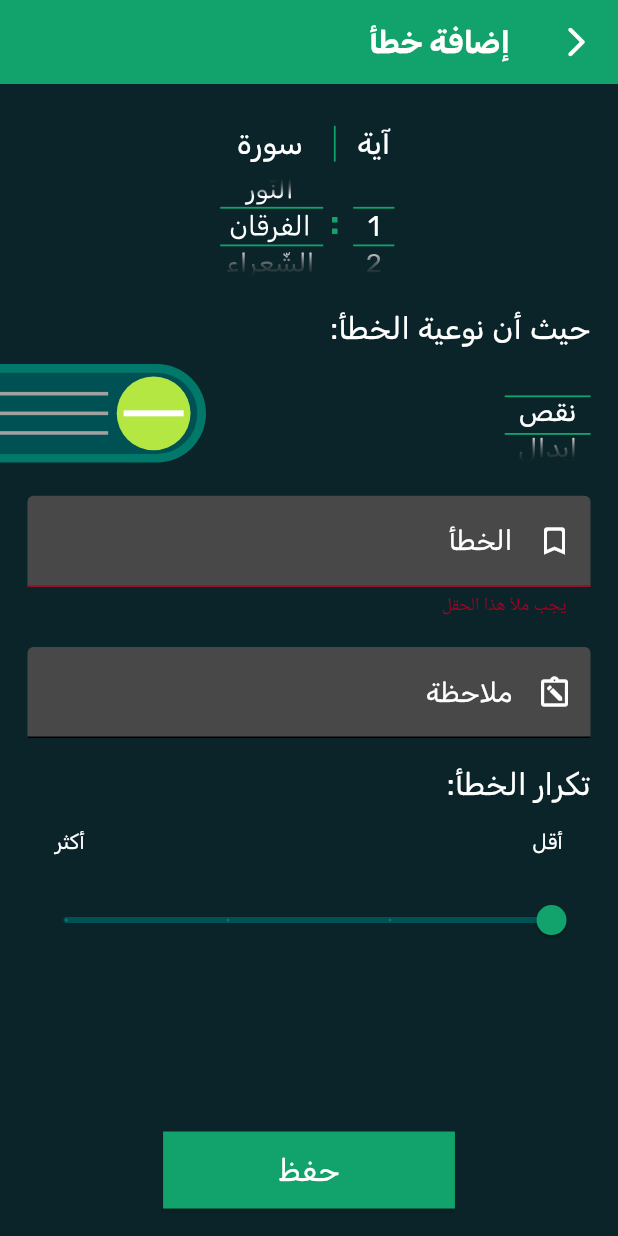
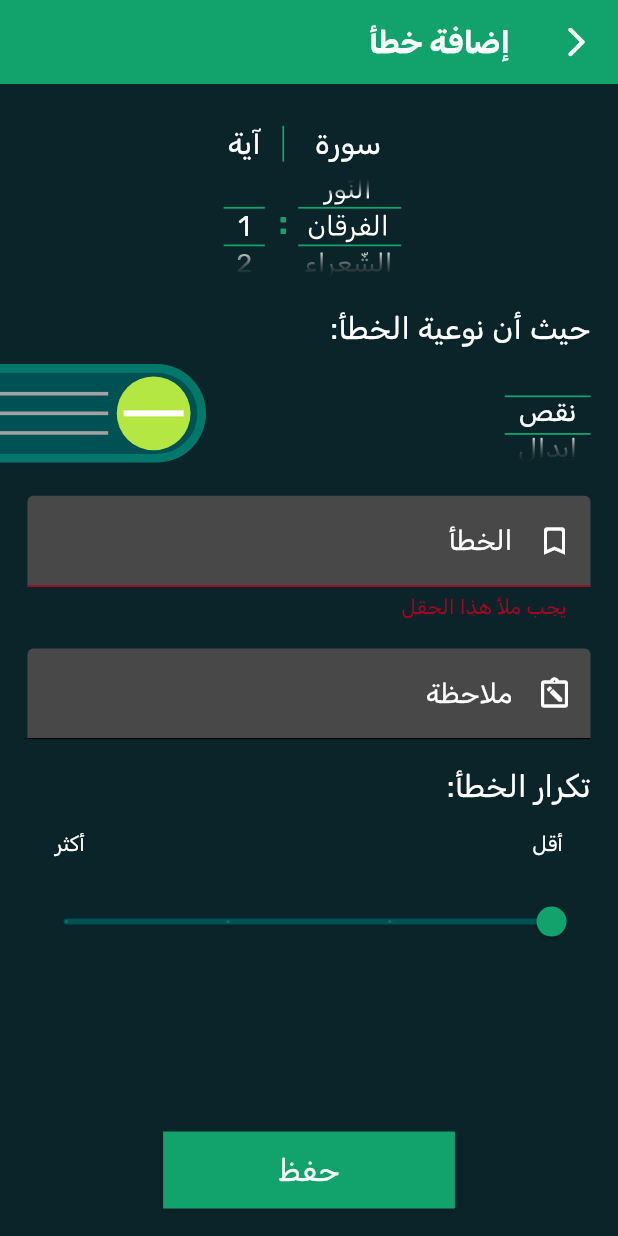
Before and after one commit to Kawarem/tadaruk.kawarem, a Flutter app: the AddMistakeScreen screen opened directly, scrolled down 576 dp, after a tap on "حفظ", on a phone screen of 412 x 824 dp. Run offline on Flutter 3.47's test engine with Material 3 defaults, Android fonts, the phone set to English and light mode, and no system bars; our stand-ins replace bloc, equatable, flutter_bloc, flutter_screenutil, flutter_svg, get and 4 more; missing offline and left inert: marqueer; accounts and stored records are empty; statements that could not run were skipped.

Commit message:
Fix several bugs

```diff
--- a/lib/constants/components.dart
+++ b/lib/constants/components.dart
@@ -80,7 +80,7 @@ Widget expansionTiles(context, List<Map<String, dynamic>> model) =>
                       return mistakeCard(
                         context,
                         id: model[index ~/ 2]['mistake_id'],
-                        word: model[index ~/ 2]['mistake'],
+                        mistake: model[index ~/ 2]['mistake'],
                         mistakeKind: mistakeKind,
                         verse: model[index ~/ 2]['verse_number'],
                         containerColor: containerColor,
@@ -105,7 +105,7 @@ Widget expansionTiles(context, List<Map<String, dynamic>> model) =>
 Widget mistakeCard(
   context, {
   required int id,
-  required String word,
+  required String mistake,
   required String mistakeKind,
   required int verse,
   required Color containerColor,
@@ -118,11 +118,10 @@ Widget mistakeCard(
         child: Row(
           mainAxisAlignment: MainAxisAlignment.spaceBetween,
           children: [
-            if (word.length > 10)
+            if (mistake.length > 10)
               SizedBox(
                 width: 300.w,
                 height: 30.h,
-                child: Expanded(
                 child: Marqueer(
                   separatorBuilder: (context, index) => SizedBox(
                     width: 64.w,
@@ -130,7 +129,7 @@ Widget mistakeCard(
                   child: Row(
                     children: [
                       Text(
-                          word,
+                        mistake,
                         style: Theme.of(context).textTheme.bodyLarge,
                         overflow: TextOverflow.ellipsis,
                         maxLines: 1,
@@ -156,13 +155,15 @@ Widget mistakeCard(
                     ],
                   ),
                 ),
-                ),
               )
             else
               Row(
                 children: [
+                  if (mistake.isNotEmpty)
+                    Row(
+                      children: [
                         Text(
-                    word,
+                          mistake,
                           style: Theme.of(context).textTheme.bodyLarge,
                           overflow: TextOverflow.ellipsis,
                           maxLines: 1,
@@ -176,6 +177,8 @@ Widget mistakeCard(
                         ),
                         SizedBox(
                           width: 8.w,
+                        ),
+                      ],
                     ),
                   Text(
                     mistakeKind,
--- a/lib/modules/add_mistake_screen/add_mistake_screen.dart
+++ b/lib/modules/add_mistake_screen/add_mistake_screen.dart
@@ -21,6 +21,16 @@ class _AddMistakeScreenState extends State<AddMistakeScreen> {
   final _listWheelScrollVerseController = FixedExtentScrollController();
   final _listWheelScrollSurahController = FixedExtentScrollController();
   final _listWheelScrollMistakeKindController = FixedExtentScrollController();
+
+  void _insertData(context, AppBloc appBloc) {
+    BlocProvider.of<SqlCubit>(context).insertToDatabase(
+        surahId: _listWheelScrollSurahController.selectedItem + 1,
+        verseNumber: _listWheelScrollVerseController.selectedItem + 1,
+        mistakeKind: _listWheelScrollMistakeKindController.selectedItem + 1,
+        mistake: _mistakeController.text,
+        note: _noteController.text,
+        mistakeRepetition: appBloc.mistakeRepetition);
+  }
 
   @override
   void initState() {
@@ -81,117 +91,6 @@ class _AddMistakeScreenState extends State<AddMistakeScreen> {
                       crossAxisAlignment: CrossAxisAlignment.start,
                       mainAxisAlignment: MainAxisAlignment.center,
                       children: [
-                        Column(
-                          children: [
-                            Text(
-                              'آية',
-                              style: Theme.of(context).textTheme.displayLarge,
-                            ),
-                            SizedBox(
-                              height: 8.h,
-                            ),
-                            Stack(children: [
-                              SizedBox(
-                                width: 40.w,
-                                height: 60.h,
-                                child: ShaderMask(
-                                  shaderCallback: (bounds) {
-                                    return LinearGradient(
-                                      begin: Alignment.topCenter,
-                                      end: Alignment.bottomCenter,
-                                      colors: [
-                                        Colors.transparent,
-                                        Theme.of(context)
-                                            .textTheme
-                                            .displayMedium!
-                                            .color!,
-                                        Theme.of(context)
-                                            .textTheme
-                                            .displayMedium!
-                                            .color!,
-                                        Colors.transparent,
-                                      ],
-                                      stops: const [0.0, 0.2, 0.7, 1],
-                                    ).createShader(bounds);
-                                  },
-                                  child: ListWheelScrollView.useDelegate(
-                                      controller:
-                                          _listWheelScrollVerseController,
-                                      onSelectedItemChanged: (index) {},
-                                      itemExtent: 20.h,
-                                      perspective: 0.0001,
-                                      physics: const FixedExtentScrollPhysics(),
-                                      childDelegate:
-                                          ListWheelChildBuilderDelegate(
-                                              childCount: quranSurahVerses[
-                                                  appBloc.surahNumber],
-                                              builder: (BuildContext context,
-                                                  int index) {
-                                                return Text(
-                                                  '${index + 1}',
-                                                  style: Theme.of(context)
-                                                      .textTheme
-                                                      .displayMedium,
-                                                );
-                                              })),
-                                ),
-                              ),
-                              Column(
-                                children: [
-                                  SizedBox(
-                                    height: 18.h,
-                                  ),
-                                  Row(
-                                    children: [
-                                      SizedBox(
-                                        width: 8.w,
-                                      ),
-                                      Container(
-                                        height: 1.h,
-                                        width: 24.w,
-                                        color: Theme.of(context).primaryColor,
-                                      ),
-                                    ],
-                                  ),
-                                  SizedBox(
-                                    height: 20.h,
-                                  ),
-                                  Row(
-                                    children: [
-                                      SizedBox(
-                                        width: 8.w,
-                                      ),
-                                      Container(
-                                        height: 1.h,
-                                        width: 24.w,
-                                        color: Theme.of(context).primaryColor,
-                                      ),
-                                    ],
-                                  ),
-                                ],
-                              )
-                            ])
-                          ],
-                        ),
-                        Column(
-                          children: [
-                            Container(
-                              height: 20.h,
-                              width: 1.w,
-                              color: Theme.of(context).primaryColor,
-                            ),
-                            SizedBox(
-                              height: 22.h,
-                            ),
-                            Text(
-                              ":",
-                              style: TextStyle(
-                                  color: Theme.of(context).primaryColor,
-                                  fontSize: 18.sp,
-                                  fontWeight: FontWeight.bold),
-                            )
-                          ],
-                        ),
                         Column(
                           children: [
                             Text(
@@ -290,6 +189,117 @@ class _AddMistakeScreenState extends State<AddMistakeScreen> {
                                       Container(
                                         height: 1.h,
                                         width: 60.w,
+                                        color: Theme.of(context).primaryColor,
+                                      ),
+                                    ],
+                                  ),
+                                ],
+                              )
+                            ])
+                          ],
+                        ),
+                        Column(
+                          children: [
+                            Container(
+                              height: 20.h,
+                              width: 1.w,
+                              color: Theme.of(context).primaryColor,
+                            ),
+                            SizedBox(
+                              height: 22.h,
+                            ),
+                            Text(
+                              ":",
+                              style: TextStyle(
+                                  color: Theme.of(context).primaryColor,
+                                  fontSize: 18.sp,
+                                  fontWeight: FontWeight.bold),
+                            )
+                          ],
+                        ),
+                        Column(
+                          children: [
+                            Text(
+                              'آية',
+                              style: Theme.of(context).textTheme.displayLarge,
+                            ),
+                            SizedBox(
+                              height: 8.h,
+                            ),
+                            Stack(children: [
+                              SizedBox(
+                                width: 40.w,
+                                height: 60.h,
+                                child: ShaderMask(
+                                  shaderCallback: (bounds) {
+                                    return LinearGradient(
+                                      begin: Alignment.topCenter,
+                                      end: Alignment.bottomCenter,
+                                      colors: [
+                                        Colors.transparent,
+                                        Theme.of(context)
+                                            .textTheme
+                                            .displayMedium!
+                                            .color!,
+                                        Theme.of(context)
+                                            .textTheme
+                                            .displayMedium!
+                                            .color!,
+                                        Colors.transparent,
+                                      ],
+                                      stops: const [0.0, 0.2, 0.7, 1],
+                                    ).createShader(bounds);
+                                  },
+                                  child: ListWheelScrollView.useDelegate(
+                                      controller:
+                                          _listWheelScrollVerseController,
+                                      onSelectedItemChanged: (index) {},
+                                      itemExtent: 20.h,
+                                      perspective: 0.0001,
+                                      physics: const FixedExtentScrollPhysics(),
+                                      childDelegate:
+                                          ListWheelChildBuilderDelegate(
+                                              childCount: quranSurahVerses[
+                                                  appBloc.surahNumber],
+                                              builder: (BuildContext context,
+                                                  int index) {
+                                                return Text(
+                                                  '${index + 1}',
+                                                  style: Theme.of(context)
+                                                      .textTheme
+                                                      .displayMedium,
+                                                );
+                                              })),
+                                ),
+                              ),
+                              Column(
+                                children: [
+                                  SizedBox(
+                                    height: 18.h,
+                                  ),
+                                  Row(
+                                    children: [
+                                      SizedBox(
+                                        width: 8.w,
+                                      ),
+                                      Container(
+                                        height: 1.h,
+                                        width: 24.w,
+                                        color: Theme.of(context).primaryColor,
+                                      ),
+                                    ],
+                                  ),
+                                  SizedBox(
+                                    height: 20.h,
+                                  ),
+                                  Row(
+                                    children: [
+                                      SizedBox(
+                                        width: 8.w,
+                                      ),
+                                      Container(
+                                        height: 1.h,
+                                        width: 24.w,
                                         color: Theme.of(context).primaryColor,
                                       ),
                                     ],
@@ -606,34 +616,13 @@ class _AddMistakeScreenState extends State<AddMistakeScreen> {
                       builder: (context, state) {
                         return ElevatedButton(
                           onPressed: () {
-                            // appBloc
-                            //     .add(ValidateTextFormFieldEvent(validator: true));
-                            // if (_mistakeController.text.isNotEmpty &&
-                            //     _correctionController.text.isNotEmpty) {
-                            //   appBloc.add(
-                            //       ValidateTextFormFieldEvent(validator: false));
-                            //   Navigator.pop(context);
-                            // }
-
-                            if (formKey.currentState!.validate()) {
-                              BlocProvider.of<SqlCubit>(context)
-                                  .insertToDatabase(
-                                      surahId:
-                                          _listWheelScrollSurahController
-                                                  .selectedItem +
-                                              1,
-                                      verseNumber:
-                                          _listWheelScrollVerseController
-                                                  .selectedItem +
-                                              1,
-                                      mistakeKind:
-                                          _listWheelScrollMistakeKindController
-                                                  .selectedItem +
-                                              1,
-                                      mistake: _mistakeController.text,
-                                      note: _noteController.text,
-                                      mistakeRepetition:
-                                          appBloc.mistakeRepetition);
+                            if (_listWheelScrollMistakeKindController
+                                    .selectedItem ==
+                                4) {
+                              _insertData(context, appBloc);
+                              Navigator.pop(context);
+                            } else if (formKey.currentState!.validate()) {
+                              _insertData(context, appBloc);
                               Navigator.pop(context);
                             } else {
                               Vibration.vibrate(duration: 50);
--- a/lib/modules/settings_screen/settings_screen.dart
+++ b/lib/modules/settings_screen/settings_screen.dart
@@ -100,7 +100,8 @@ class SettingsScreen extends StatelessWidget {
                                             ChangeNotificationsActivationEvent(
                                                 isNotificationsActivated:
                                                     isNotificationsActivated));
-                                        }),
+                                      },
+                                    ),
                                   ],
                                 ),
                               ),
@@ -349,7 +350,7 @@ class SettingsScreen extends StatelessWidget {
                                 ),
                                 Text(
                                   'الإصدار $VERSION',
-                                  style: Theme.of(context).textTheme.bodyMedium,
+                                  style: Theme.of(context).textTheme.bodySmall,
                                 ),
                               ],
                             ),
--- a/lib/theme/app_theme.dart
+++ b/lib/theme/app_theme.dart
@@ -31,6 +31,7 @@ final appThemeData = {
       // )
     ),
     primaryColor: theme0.primaryColor,
+    canvasColor: theme0.primaryColor,
     scaffoldBackgroundColor: theme0.backgroundColor,
     splashColor: Colors.white.withOpacity(0.12),
     highlightColor: Colors.white.withOpacity(0.12),
@@ -40,25 +41,26 @@ final appThemeData = {
       color: Colors.white, // Set the desired icon color
     ),
     textTheme: TextTheme(
-        bodyLarge: TextStyle(
-            color: Colors.white, fontSize: 16.sp, fontFamily: 'Rubik'),
+      bodyLarge:
+          TextStyle(color: Colors.white, fontSize: 16.sp, fontFamily: 'Rubik'),
       bodyMedium: TextStyle(
-            color: const Color(0xffC9C9C9),
-            fontSize: 14.sp,
-            fontFamily: 'Rubik'),
-        displayLarge: TextStyle(
-            color: Colors.white, fontSize: 18.sp, fontFamily: 'Rubik'),
-        displayMedium: TextStyle(
-            color: Colors.white, fontSize: 16.sp, fontFamily: 'Rubik'),
-        displaySmall: TextStyle(
-            color: Colors.white, fontSize: 12.sp, fontFamily: 'Rubik'),
-        headlineLarge: TextStyle(
-            color: Colors.white, fontSize: 24.sp, fontFamily: 'Rubik'),
+          color: const Color(0xffC9C9C9), fontSize: 14.sp, fontFamily: 'Rubik'),
+      bodySmall: TextStyle(
+          color: const Color(0xffC9C9C9), fontSize: 12.sp, fontFamily: 'Rubik'),
+      displayLarge:
+          TextStyle(color: Colors.white, fontSize: 18.sp, fontFamily: 'Rubik'),
+      displayMedium:
+          TextStyle(color: Colors.white, fontSize: 16.sp, fontFamily: 'Rubik'),
+      displaySmall:
+          TextStyle(color: Colors.white, fontSize: 12.sp, fontFamily: 'Rubik'),
+      headlineLarge:
+          TextStyle(color: Colors.white, fontSize: 24.sp, fontFamily: 'Rubik'),
     ),
     sliderTheme: SliderThemeData(
       activeTrackColor: theme0.primaryColor,
       inactiveTrackColor: const Color(0xff005154),
-          inactiveTickMarkColor: const Color(0xff02786a)),
+      inactiveTickMarkColor: const Color(0xff02786a),
+    ),
     inputDecorationTheme: InputDecorationTheme(
         labelStyle: TextStyle(color: theme0.textColor, fontSize: 16.sp),
         floatingLabelStyle: TextStyle(color: theme0.primaryColor),
@@ -73,13 +75,39 @@ final appThemeData = {
         backgroundColor: theme0.primaryColor,
         foregroundColor: theme0.textColor,
         minimumSize: Size(170.w, 43.h),
-              shape: const RoundedRectangleBorder())),
+        shape: const RoundedRectangleBorder(),
+      ),
+    ),
     expansionTileTheme: ExpansionTileThemeData(
       collapsedIconColor: theme0.textColor,
       shape: const Border(),
       collapsedBackgroundColor: const Color(0xff023b3d),
-          backgroundColor: const Color(0xff023b3d)),
-      dividerTheme: const DividerThemeData(color: Color(0xffbdbdbd))),
+      backgroundColor: const Color(0xff023b3d),
+    ),
+    dividerTheme: const DividerThemeData(
+      color: Color(0xffbdbdbd),
+    ),
+    switchTheme: SwitchThemeData(
+      thumbColor: WidgetStateProperty.resolveWith(
+        (states) {
+          if (states.contains(WidgetState.selected)) {
+            return Colors.white;
+          } else {
+            return Colors.white;
+          }
+        },
+      ),
+      trackColor: WidgetStateProperty.resolveWith(
+        (states) {
+          if (states.contains(WidgetState.selected)) {
+            return theme0.primaryColor;
+          } else {
+            return const Color(0xff9a999e);
+          }
+        },
+      ),
+    ),
+  ),
   AppTheme.greenLight: ThemeData(
       appBarTheme: AppBarTheme(
           backgroundColor: theme1.appBarColor,
```
Lines whose indentation alone changed are shown as unchanged.
